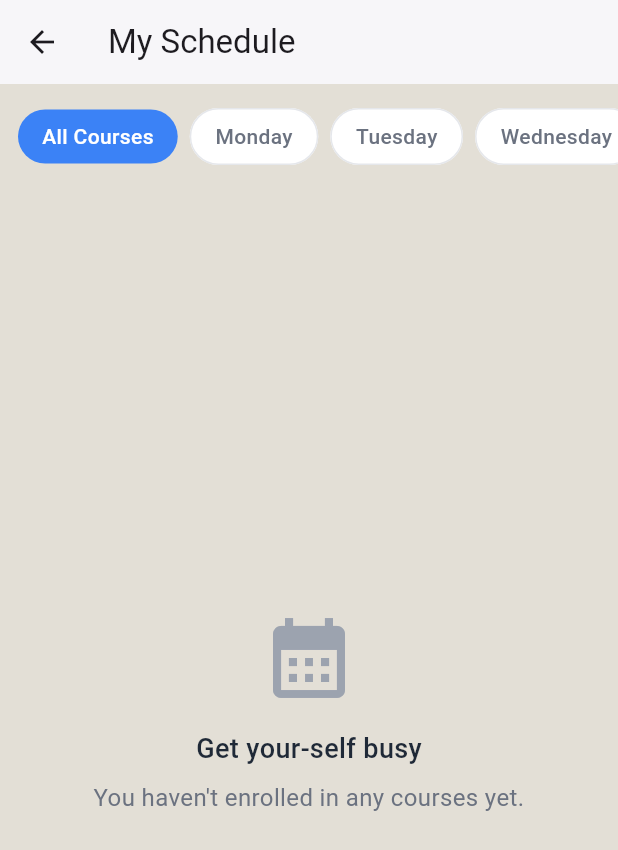
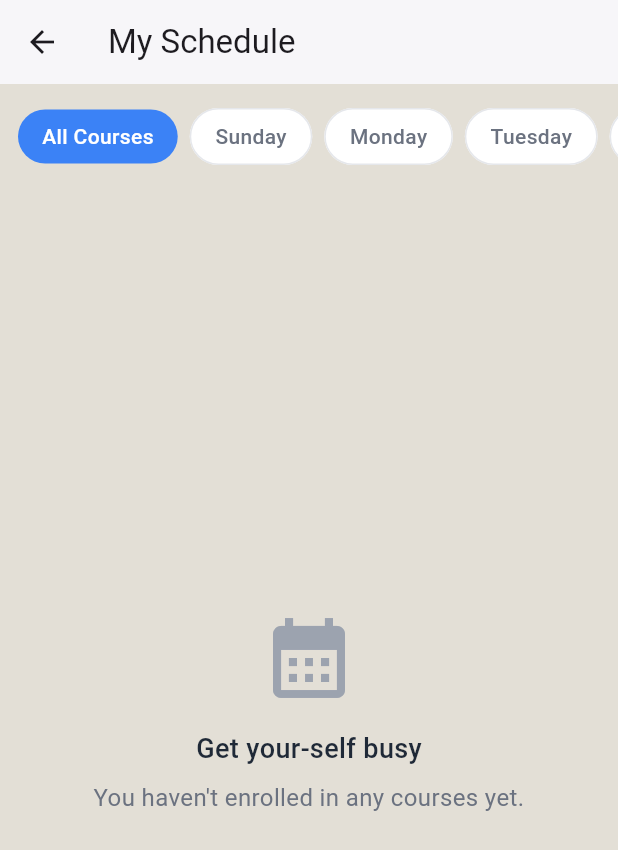
Before and after one commit to Ahmadwatted/final-project, a Flutter app: the _TeacherScheduleScreen screen opened directly with empty values, on a phone screen of 412 x 824 dp. Shown: the top 850 px of the screen. Run offline on Flutter 3.47's test engine with Material 3 defaults, Android fonts, the phone set to English and light mode, and no system bars; network calls fail.

Commit message:
data base editing

```diff
--- a/lib/Views/TeacherViews/TeacherScheduleScreen.dart
+++ b/lib/Views/TeacherViews/TeacherScheduleScreen.dart
@@ -101,11 +101,14 @@ class _MyCoursesScreenState extends State<_TeacherScheduleScreen> {
             child: Row(
               children: [
                 _buildFilterTab('all', 'All Courses'),
+                _buildFilterTab('sunday', 'Sunday'),
                 _buildFilterTab('monday', 'Monday'),
                 _buildFilterTab('tuesday', 'Tuesday'),
                 _buildFilterTab('wednesday', 'Wednesday'),
                 _buildFilterTab('thursday', 'Thursday'),
                 _buildFilterTab('friday', 'Friday'),
+                _buildFilterTab('saturday', 'Saturday'),
+
               ],
             ),
           ),
```
